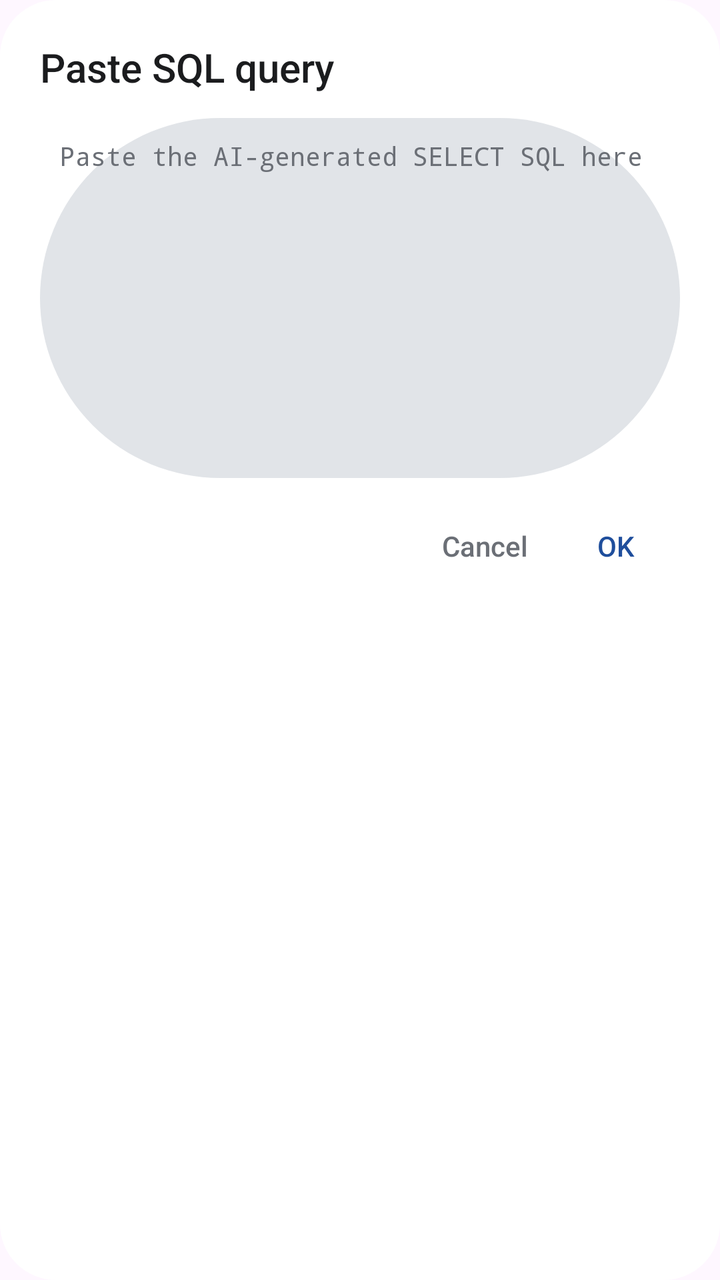
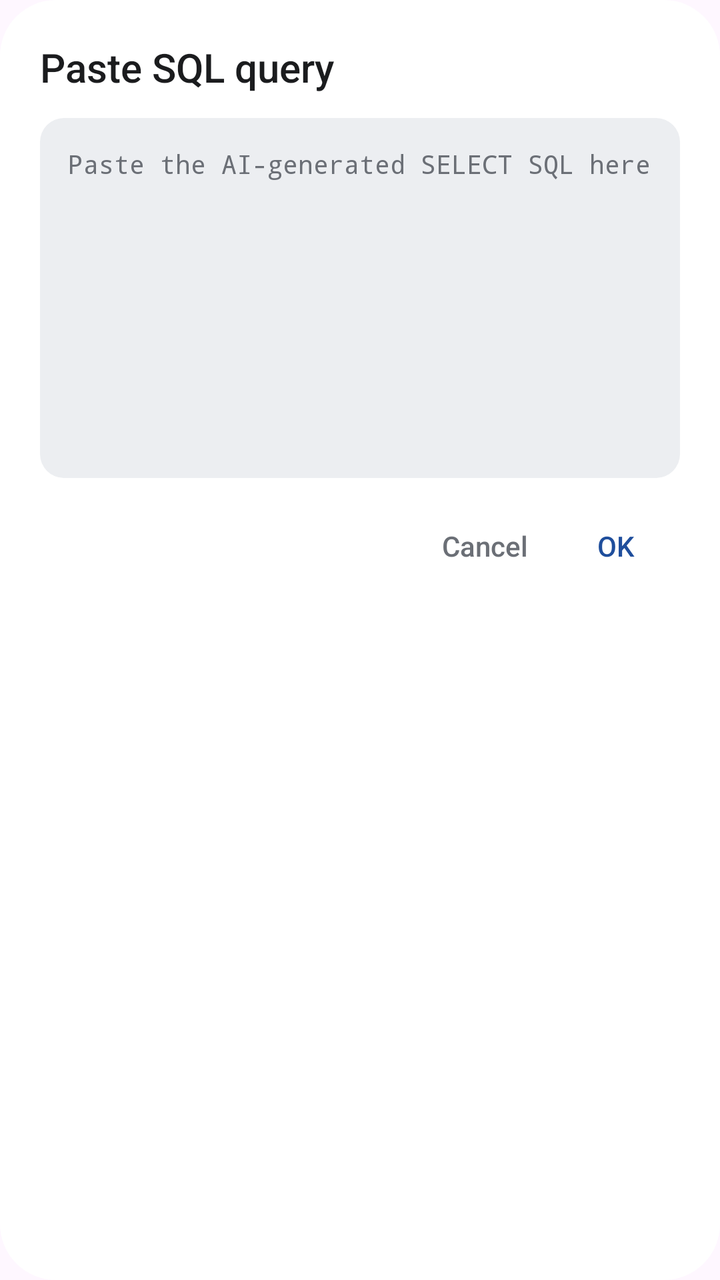

The first picture is an Android layout as it rendered before a commit; the second is the same layout after the commit. The layout source and the unified diff follow.
<!-- AndroidManifest.xml: application theme Theme.TransitU -->
<!-- res/layout/dialog_sql_input.xml -->
<?xml version="1.0" encoding="utf-8"?>
<LinearLayout xmlns:android="http://schemas.android.com/apk/res/android"
    android:id="@+id/dialogSqlContent"
    android:layout_width="match_parent"
    android:layout_height="wrap_content"
    android:orientation="vertical"
    android:padding="20dp"
    android:background="@drawable/bg_dialog">

    <TextView
        android:id="@+id/dialogSqlTitle"
        android:layout_width="match_parent"
        android:layout_height="wrap_content"
        android:text="@string/sql_input_title"
        android:textColor="@color/ink"
        android:textSize="20sp"
        android:layout_marginBottom="12dp"
        android:fontFamily="sans-serif-medium" />

    <EditText
        android:id="@+id/dialogSqlInput"
        android:layout_width="match_parent"
        android:layout_height="180dp"
        android:minHeight="140dp"
        android:gravity="top|start"
        android:hint="@string/sql_input_hint"
        android:inputType="textMultiLine|textNoSuggestions"
        android:scrollbars="vertical"
        android:textColor="@color/ink"
        android:textColorHint="@color/ink_3"
        android:textSize="13sp"
        android:fontFamily="monospace"
        android:padding="10dp"
        android:background="@drawable/bg_chip_default" />

    <LinearLayout
        android:layout_width="match_parent"
        android:layout_height="wrap_content"
        android:orientation="horizontal"
        android:gravity="end|center_vertical"
        android:layout_marginTop="14dp">

        <TextView
            android:id="@+id/dialogSqlCancel"
            android:layout_width="wrap_content"
            android:layout_height="40dp"
            android:gravity="center"
            android:text="@string/action_cancel"
            android:textColor="@color/ink_3"
            android:textSize="14sp"
            android:clickable="true"
            android:focusable="true"
            android:minWidth="64dp"
            android:paddingStart="12dp"
            android:paddingEnd="12dp"
            android:fontFamily="sans-serif-medium"
            android:background="@drawable/bg_text_button" />

        <TextView
            android:id="@+id/dialogSqlConfirm"
            android:layout_width="wrap_content"
            android:layout_height="40dp"
            android:gravity="center"
            android:text="@string/action_ok"
            android:textColor="@color/accent"
            android:textSize="14sp"
            android:clickable="true"
            android:focusable="true"
            android:minWidth="64dp"
            android:paddingStart="12dp"
            android:paddingEnd="12dp"
            android:fontFamily="sans-serif-medium"
            android:background="@drawable/bg_text_button" />
    </LinearLayout>
</LinearLayout>
<!-- resources referenced by this layout -->
<resources>
  <color name="accent">#1F4E9C</color>
  <color name="ink">#1B1C1E</color>
  <color name="ink_3">#6B6F76</color>
  <!-- drawable bg_chip_default (drawable) -->
  <?xml version="1.0" encoding="utf-8"?>
  <shape xmlns:android="http://schemas.android.com/apk/res/android">
      <solid android:color="@color/line" />
      <corners android:radius="999dp" />
  </shape>
  <!-- drawable bg_dialog (drawable) -->
  <?xml version="1.0" encoding="utf-8"?>
  <shape xmlns:android="http://schemas.android.com/apk/res/android">
      <solid android:color="@color/surface" />
      <corners android:radius="28dp" />
  </shape>
  <!-- drawable bg_text_button (drawable) -->
  <?xml version="1.0" encoding="utf-8"?>
  <ripple xmlns:android="http://schemas.android.com/apk/res/android"
      android:color="#1F1B1C1E">
      <item android:id="@android:id/mask">
          <shape>
              <solid android:color="@android:color/white" />
              <corners android:radius="999dp" />
          </shape>
      </item>
  </ripple>
  <string name="action_cancel">Cancel</string>
  <string name="action_ok">OK</string>
  <string name="sql_input_hint">Paste the AI-generated SELECT SQL here</string>
  <string name="sql_input_title">Paste SQL query</string>
  <style name="Theme.TransitU" parent="Theme.Material3.DayNight.NoActionBar">
          
          <item name="android:textSelectHandle">@drawable/tu_text_select_handle_middle</item>
          <item name="android:textSelectHandleLeft">@drawable/tu_text_select_handle_left</item>
          <item name="android:textSelectHandleRight">@drawable/tu_text_select_handle_right</item>
  
          
          <item name="android:textColorHighlight">@color/m3_highlighted_text</item>
      </style>
  <color name="line">#E1E4E8</color>
  <color name="surface">#FFFFFF</color>
  <!-- drawable tu_text_select_handle_middle (drawable) -->
  <?xml version="1.0" encoding="utf-8"?>
  <bitmap xmlns:android="http://schemas.android.com/apk/res/android"
      android:src="@drawable/abc_text_select_handle_middle_mtrl"
      android:tint="?attr/colorPrimary"
      android:tintMode="src_in" />
  <!-- drawable tu_text_select_handle_left (drawable) -->
  <?xml version="1.0" encoding="utf-8"?>
  <bitmap xmlns:android="http://schemas.android.com/apk/res/android"
      android:src="@drawable/abc_text_select_handle_left_mtrl"
      android:tint="?attr/colorPrimary"
      android:tintMode="src_in" />
  <!-- drawable tu_text_select_handle_right (drawable) -->
  <?xml version="1.0" encoding="utf-8"?>
  <bitmap xmlns:android="http://schemas.android.com/apk/res/android"
      android:src="@drawable/abc_text_select_handle_right_mtrl"
      android:tint="?attr/colorPrimary"
      android:tintMode="src_in" />
</resources>

<!-- the commit's change to res/layout/dialog_sql_input.xml (unified diff, before → after) -->
@@ -30,8 +30,8 @@
         android:textColorHint="@color/ink_3"
         android:textSize="13sp"
         android:fontFamily="monospace"
-        android:padding="10dp"
-        android:background="@drawable/bg_chip_default" />
+        android:padding="14dp"
+        android:background="@drawable/bg_input_box" />
 
     <LinearLayout
         android:layout_width="match_parent"
<!-- resource entries referenced after the edit -->
@@ -3,17 +3,17 @@
   <color name="accent">#1F4E9C</color>
   <color name="ink">#1B1C1E</color>
   <color name="ink_3">#6B6F76</color>
-  <!-- drawable bg_chip_default (drawable) -->
-  <?xml version="1.0" encoding="utf-8"?>
-  <shape xmlns:android="http://schemas.android.com/apk/res/android">
-      <solid android:color="@color/line" />
-      <corners android:radius="999dp" />
-  </shape>
   <!-- drawable bg_dialog (drawable) -->
   <?xml version="1.0" encoding="utf-8"?>
   <shape xmlns:android="http://schemas.android.com/apk/res/android">
       <solid android:color="@color/surface" />
       <corners android:radius="28dp" />
+  </shape>
+  <!-- drawable bg_input_box (drawable) -->
+  <?xml version="1.0" encoding="utf-8"?>
+  <shape xmlns:android="http://schemas.android.com/apk/res/android">
+      <solid android:color="@color/fill" />
+      <corners android:radius="12dp" />
   </shape>
   <!-- drawable bg_text_button (drawable) -->
   <?xml version="1.0" encoding="utf-8"?>
@@ -39,8 +39,8 @@
           
           <item name="android:textColorHighlight">@color/m3_highlighted_text</item>
       </style>
-  <color name="line">#E1E4E8</color>
   <color name="surface">#FFFFFF</color>
+  <color name="fill">#ECEEF1</color>
   <!-- drawable tu_text_select_handle_middle (drawable) -->
   <?xml version="1.0" encoding="utf-8"?>
   <bitmap xmlns:android="http://schemas.android.com/apk/res/android"
